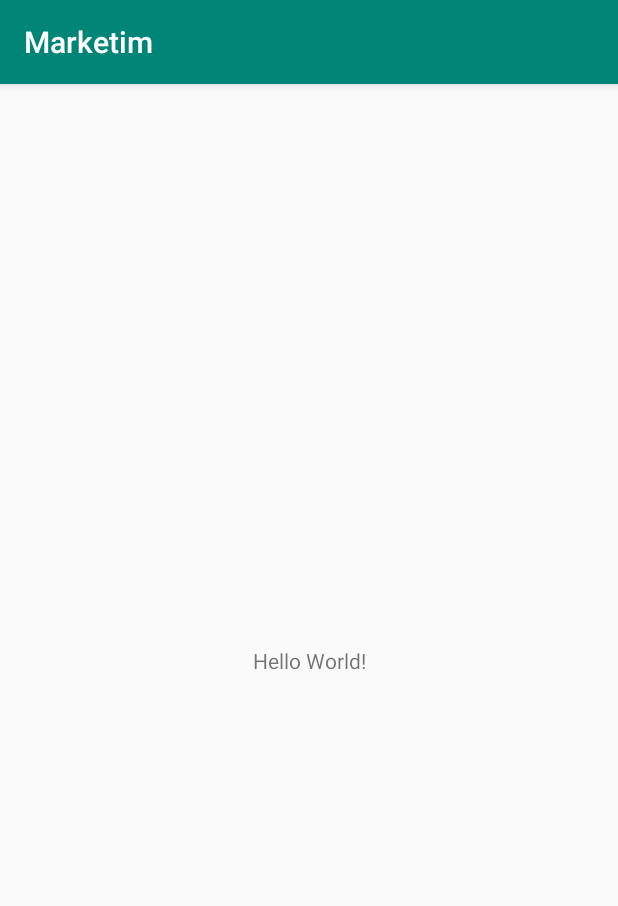
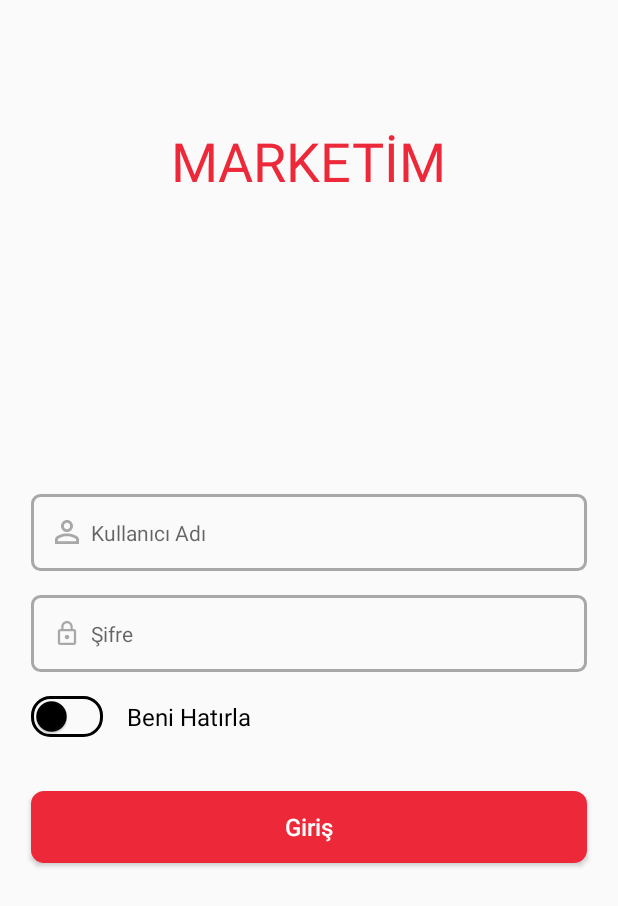
Before and after one commit to korfas/android-tech-challange, an Android app: the screen it shows after launch (MainActivity before the commit, LoginActivity after it), on a phone screen of 412 x 824 dp. Shown: the top 906 px of the screen. Run offline under Robolectric (Android 15) with nearby library versions, the phone set to English and light mode, and no system bars.

Commit message:
Login sayfasının tasarımı tamamlandı.

```diff
--- a/app/build.gradle
+++ b/app/build.gradle
@@ -14,6 +14,7 @@ android {
         versionCode 1
         versionName "1.0"
         testInstrumentationRunner "androidx.test.runner.AndroidJUnitRunner"
+        vectorDrawables.useSupportLibrary = true
     }
     buildTypes {
         release {
@@ -25,11 +26,11 @@ android {
 
 dependencies {
     implementation fileTree(dir: 'libs', include: ['*.jar'])
-    implementation"org.jetbrains.kotlin:kotlin-stdlib-jdk7:$kotlin_version"
-    implementation 'androidx.appcompat:appcompat:1.0.2'
-    implementation 'androidx.core:core-ktx:1.0.2'
+    implementation "org.jetbrains.kotlin:kotlin-stdlib-jdk7:$kotlin_version"
+    implementation 'androidx.appcompat:appcompat:1.1.0'
+    implementation 'androidx.core:core-ktx:1.1.0'
     implementation 'androidx.constraintlayout:constraintlayout:1.1.3'
     testImplementation 'junit:junit:4.12'
-    androidTestImplementation 'androidx.test:runner:1.1.1'
-    androidTestImplementation 'androidx.test.espresso:espresso-core:3.1.1'
+    androidTestImplementation 'androidx.test:runner:1.2.0'
+    androidTestImplementation 'androidx.test.espresso:espresso-core:3.2.0'
 }
--- a/app/src/main/AndroidManifest.xml
+++ b/app/src/main/AndroidManifest.xml
@@ -9,6 +9,7 @@
         android:roundIcon="@mipmap/ic_launcher_round"
         android:supportsRtl="true"
         android:theme="@style/AppTheme">
+        <activity android:name=".activity.LoginActivity"></activity>
         <activity android:name=".MainActivity">
             <intent-filter>
                 <action android:name="android.intent.action.MAIN" />
--- a/app/src/main/java/com/korfas/marketim/MainActivity.kt
+++ b/app/src/main/java/com/korfas/marketim/MainActivity.kt
@@ -1,12 +1,16 @@
 package com.korfas.marketim
 
+import android.content.Intent
 import androidx.appcompat.app.AppCompatActivity
 import android.os.Bundle
+import com.korfas.marketim.activity.LoginActivity
 
 class MainActivity : AppCompatActivity() {
 
     override fun onCreate(savedInstanceState: Bundle?) {
         super.onCreate(savedInstanceState)
         setContentView(R.layout.activity_main)
+
+        startActivity(Intent(this, LoginActivity::class.java));
     }
 }
--- /dev/null
+++ b/app/src/main/java/com/korfas/marketim/activity/LoginActivity.kt
@@ -0,0 +1,18 @@
+package com.korfas.marketim.activity
+
+import android.os.Build
+import androidx.appcompat.app.AppCompatActivity
+import android.os.Bundle
+import android.view.View
+import android.view.WindowManager
+import com.korfas.marketim.R
+
+class LoginActivity : AppCompatActivity() {
+
+    override fun onCreate(savedInstanceState: Bundle?) {
+        super.onCreate(savedInstanceState)
+        window.decorView.systemUiVisibility = View.SYSTEM_UI_FLAG_FULLSCREEN
+        actionBar?.hide()
+        setContentView(R.layout.activity_login)
+    }
+}
--- /dev/null
+++ b/app/src/main/res/drawable/button_red_background.xml
@@ -0,0 +1,15 @@
+<?xml version="1.0" encoding="utf-8"?>
+<shape xmlns:android="http://schemas.android.com/apk/res/android">
+
+    <stroke
+        android:width="1dp"
+        android:color="@color/colorPrimary"
+        android:height="12dp"/>
+
+    <solid
+        android:color="@color/colorPrimary" />
+
+    <corners
+        android:radius="8dp"/>
+
+</shape>
--- /dev/null
+++ b/app/src/main/res/drawable/ic_password.xml
@@ -0,0 +1,9 @@
+<vector
+    android:width="@dimen/icon_size"
+    android:height="@dimen/icon_size"
+    android:viewportWidth="535.5"
+    android:viewportHeight="535.5"
+    xmlns:android="http://schemas.android.com/apk/res/android">
+    <path android:fillColor="@color/grey"
+        android:pathData="M420.75,178.5h-25.5v-51c0,-71.4 -56.1,-127.5 -127.5,-127.5c-71.4,0 -127.5,56.1 -127.5,127.5v51h-25.5c-28.05,0 -51,22.95 -51,51v255c0,28.05 22.95,51 51,51h306c28.05,0 51,-22.95 51,-51v-255C471.75,201.45 448.8,178.5 420.75,178.5zM267.75,48.45c43.35,0 79.05,35.7 79.05,79.05v51H191.25v-51h-2.55C188.7,84.15 224.4,48.45 267.75,48.45zM420.75,484.5h-306v-255h306V484.5zM267.75,408c28.05,0 51,-22.95 51,-51s-22.95,-51 -51,-51s-51,22.95 -51,51S239.7,408 267.75,408z"/>
+</vector>
--- /dev/null
+++ b/app/src/main/res/drawable/ic_username.xml
@@ -0,0 +1,9 @@
+<vector xmlns:android="http://schemas.android.com/apk/res/android"
+    android:width="@dimen/icon_size"
+    android:height="@dimen/icon_size"
+    android:viewportWidth="408"
+    android:viewportHeight="408">
+    <path
+        android:fillColor="@color/grey"
+        android:pathData="M204,48.45c30.6,0 53.55,22.95 53.55,53.55S234.6,155.55 204,155.55c-30.6,0 -53.55,-22.95 -53.55,-53.55S173.4,48.45 204,48.45M204,277.95c76.5,0 155.55,38.25 155.55,53.55v28.05H48.45V331.5C48.45,316.2 127.5,277.95 204,277.95M204,0c-56.1,0 -102,45.9 -102,102s45.9,102 102,102c56.1,0 102,-45.9 102,-102S260.1,0 204,0L204,0zM204,229.5c-68.85,0 -204,33.15 -204,102V408h408v-76.5C408,262.65 272.85,229.5 204,229.5L204,229.5z" />
+</vector>
--- /dev/null
+++ b/app/src/main/res/drawable/login_edittext_background.xml
@@ -0,0 +1,12 @@
+<?xml version="1.0" encoding="utf-8"?>
+<shape xmlns:android="http://schemas.android.com/apk/res/android">
+
+    <stroke
+        android:width="2dp"
+        android:color="@color/grey"
+        android:height="12dp"/>
+
+    <corners
+        android:radius="5dp"/>
+
+</shape>
--- /dev/null
+++ b/app/src/main/res/drawable/login_switch_background.xml
@@ -0,0 +1,12 @@
+<?xml version="1.0" encoding="utf-8"?>
+<shape xmlns:android="http://schemas.android.com/apk/res/android">
+
+    <stroke
+        android:width="2dp"
+        android:color="@android:color/black"
+        android:height="12dp"/>
+
+    <corners
+        android:radius="12dp"/>
+
+</shape>
--- /dev/null
+++ b/app/src/main/res/layout/activity_login.xml
@@ -0,0 +1,119 @@
+<?xml version="1.0" encoding="utf-8"?>
+<androidx.constraintlayout.widget.ConstraintLayout xmlns:android="http://schemas.android.com/apk/res/android"
+    xmlns:app="http://schemas.android.com/apk/res-auto"
+    xmlns:tools="http://schemas.android.com/tools"
+    android:layout_width="match_parent"
+    android:layout_height="match_parent"
+    android:gravity="center_horizontal"
+    android:orientation="vertical"
+    tools:context=".activity.LoginActivity">
+
+    <TextView
+        android:layout_width="wrap_content"
+        android:layout_height="wrap_content"
+        app:layout_constraintTop_toTopOf="@+id/gdl_top"
+        app:layout_constraintLeft_toLeftOf="parent"
+        app:layout_constraintRight_toRightOf="parent"
+        android:textSize="36sp"
+        android:textColor="@color/colorPrimary"
+        android:textAllCaps="true"
+        android:text="@string/app_name_text_all_caps"/>
+
+    <EditText
+        android:id="@+id/usernameEt"
+        android:layout_width="0dp"
+        android:layout_height="wrap_content"
+        android:inputType="text"
+        android:importantForAutofill="no"
+        app:layout_constraintTop_toTopOf="@id/gdl_center_hor"
+        app:layout_constraintLeft_toLeftOf="@+id/gdl_left"
+        app:layout_constraintRight_toRightOf="@id/gdl_right"
+        android:padding="16dp"
+        android:drawablePadding="8dp"
+        android:textSize="14sp"
+        android:drawableStart="@drawable/ic_username"
+        android:hint="@string/act_login_username"
+        android:background="@drawable/login_edittext_background"/>
+
+    <EditText
+        android:id="@+id/passwordEt"
+        android:layout_width="0dp"
+        android:layout_height="wrap_content"
+        android:inputType="textPassword"
+        android:importantForAutofill="no"
+        app:layout_constraintTop_toBottomOf="@+id/usernameEt"
+        app:layout_constraintLeft_toLeftOf="@+id/gdl_left"
+        app:layout_constraintRight_toRightOf="@id/gdl_right"
+        android:layout_marginTop="16dp"
+        android:padding="16dp"
+        android:drawablePadding="8dp"
+        android:textSize="14sp"
+        android:drawableStart="@drawable/ic_password"
+        android:hint="@string/act_login_password"
+        android:background="@drawable/login_edittext_background"/>
+
+    <androidx.appcompat.widget.SwitchCompat
+        android:id="@+id/rememberMeSwitch"
+        android:layout_width="wrap_content"
+        android:layout_height="wrap_content"
+        app:layout_constraintTop_toBottomOf="@+id/passwordEt"
+        app:layout_constraintLeft_toLeftOf="@+id/gdl_left"
+        android:layout_marginTop="16dp"
+        app:trackTint="@android:color/transparent"
+        app:thumbTint="@color/colorAccent"
+        android:background="@drawable/login_switch_background"/>
+
+    <TextView
+        android:layout_width="wrap_content"
+        android:layout_height="wrap_content"
+        app:layout_constraintTop_toTopOf="@+id/rememberMeSwitch"
+        app:layout_constraintBottom_toBottomOf="@+id/rememberMeSwitch"
+        app:layout_constraintLeft_toRightOf="@+id/rememberMeSwitch"
+        android:layout_marginStart="16dp"
+        android:textSize="16sp"
+        android:textColor="@color/colorAccent"
+        android:text="@string/act_login_remember_me"/>
+
+    <Button
+        android:layout_width="0dp"
+        android:layout_height="wrap_content"
+        app:layout_constraintTop_toBottomOf="@+id/rememberMeSwitch"
+        app:layout_constraintLeft_toLeftOf="@+id/gdl_left"
+        app:layout_constraintRight_toRightOf="@+id/gdl_right"
+        android:layout_marginTop="36dp"
+        android:textSize="16sp"
+        android:textAllCaps="false"
+        android:text="@string/act_login_button_text"
+        android:textColor="@android:color/white"
+        android:background="@drawable/button_red_background"/>
+
+    <androidx.constraintlayout.widget.Guideline
+        android:id="@+id/gdl_top"
+        android:layout_width="wrap_content"
+        android:layout_height="wrap_content"
+        android:orientation="horizontal"
+        app:layout_constraintGuide_percent=".1"/>
+
+    <androidx.constraintlayout.widget.Guideline
+        android:id="@+id/gdl_center_hor"
+        android:layout_width="wrap_content"
+        android:layout_height="wrap_content"
+        android:orientation="horizontal"
+        app:layout_constraintGuide_percent=".4"/>
+
+    <androidx.constraintlayout.widget.Guideline
+        android:id="@+id/gdl_left"
+        android:layout_width="wrap_content"
+        android:layout_height="wrap_content"
+        android:orientation="vertical"
+        app:layout_constraintGuide_percent=".05"/>
+
+
+    <androidx.constraintlayout.widget.Guideline
+        android:id="@+id/gdl_right"
+        android:layout_width="wrap_content"
+        android:layout_height="wrap_content"
+        android:orientation="vertical"
+        app:layout_constraintGuide_percent=".95"/>
+
+</androidx.constraintlayout.widget.ConstraintLayout>
--- a/app/src/main/res/values/colors.xml
+++ b/app/src/main/res/values/colors.xml
@@ -1,6 +1,8 @@
 <?xml version="1.0" encoding="utf-8"?>
 <resources>
-    <color name="colorPrimary">#008577</color>
-    <color name="colorPrimaryDark">#00574B</color>
-    <color name="colorAccent">#D81B60</color>
+    <color name="colorPrimary">#ED2939</color>
+    <color name="colorPrimaryDark">#ED2939</color>
+    <color name="colorAccent">#000000</color>
+
+    <color name="grey">#A8A8A8</color>
 </resources>
--- /dev/null
+++ b/app/src/main/res/values/dimens.xml
@@ -0,0 +1,6 @@
+<?xml version="1.0" encoding="utf-8"?>
+<resources>
+
+    <dimen name="icon_size">16dp</dimen>
+
+</resources>
--- a/app/src/main/res/values/strings.xml
+++ b/app/src/main/res/values/strings.xml
@@ -1,3 +1,12 @@
 <resources>
     <string name="app_name">Marketim</string>
+    <string name="app_name_text_all_caps">MARKETİM</string>
+
+
+    <string name="act_login_username">Kullanıcı Adı</string>
+    <string name="act_login_password">Şifre</string>
+    <string name="act_login_remember_me">Beni Hatırla</string>
+    <string name="act_login_button_text">Giriş</string>
+
+
 </resources>
--- a/app/src/main/res/values/styles.xml
+++ b/app/src/main/res/values/styles.xml
@@ -1,11 +1,13 @@
 <resources>
 
     <!-- Base application theme. -->
-    <style name="AppTheme" parent="Theme.AppCompat.Light.DarkActionBar">
+    <style name="AppTheme" parent="Theme.AppCompat.Light.NoActionBar">
         <!-- Customize your theme here. -->
         <item name="colorPrimary">@color/colorPrimary</item>
         <item name="colorPrimaryDark">@color/colorPrimaryDark</item>
         <item name="colorAccent">@color/colorAccent</item>
+
     </style>
 
+
 </resources>
```
